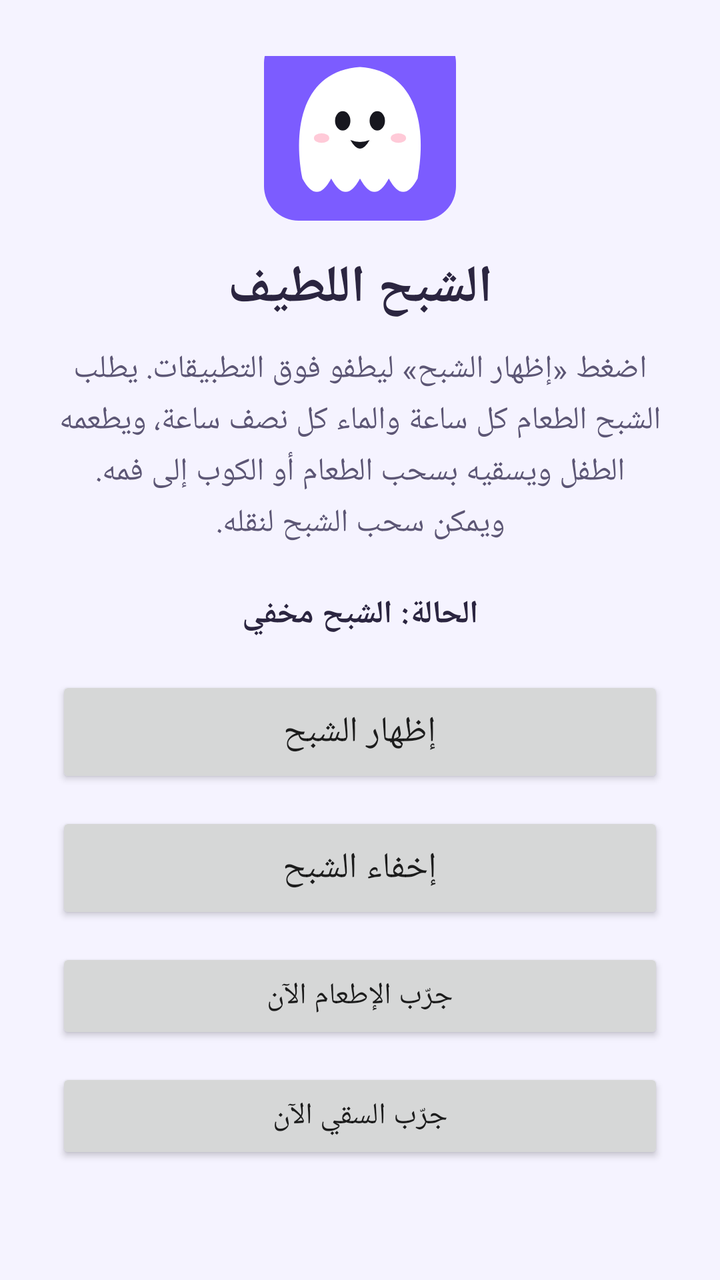
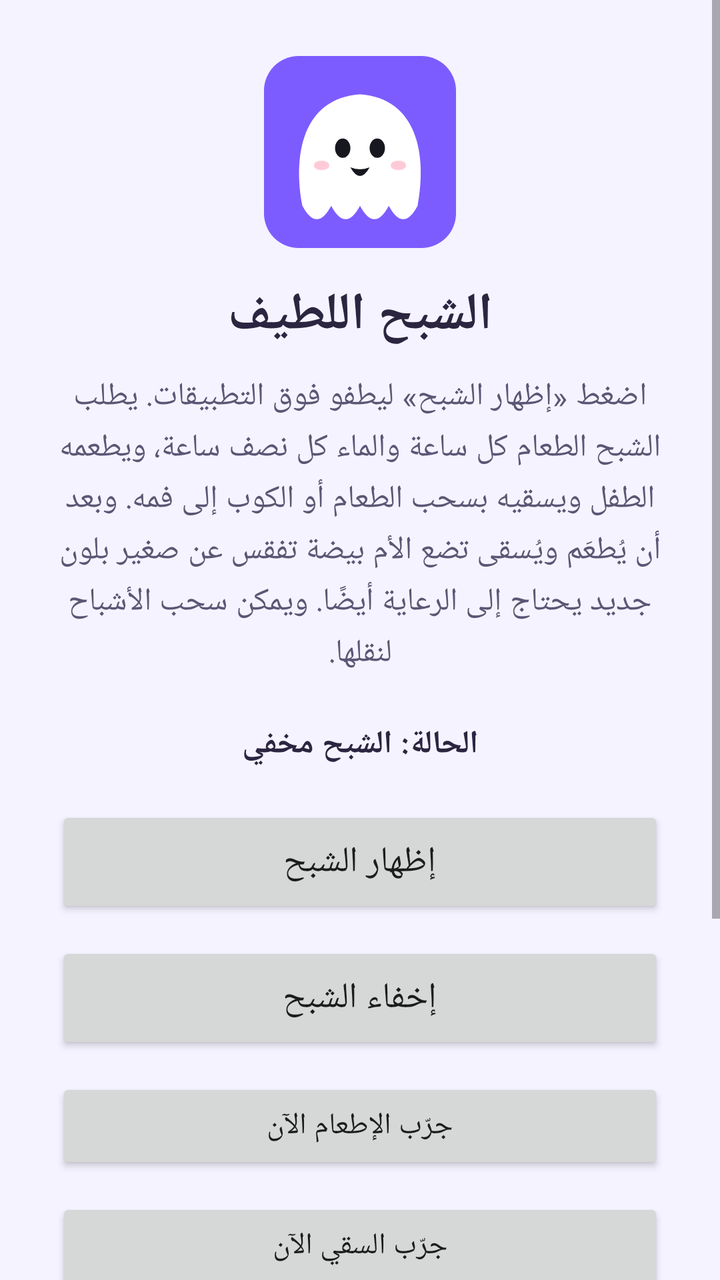

An Android layout rendered at two revisions. The XML below is the earlier revision; the diff shows what the commit changed to produce the second picture.
<!-- AndroidManifest.xml: application theme AppTheme -->
<!-- res/layout/activity_main.xml -->
<?xml version="1.0" encoding="utf-8"?>
<LinearLayout xmlns:android="http://schemas.android.com/apk/res/android"
    android:layout_width="match_parent"
    android:layout_height="match_parent"
    android:layoutDirection="rtl"
    android:gravity="center"
    android:orientation="vertical"
    android:padding="28dp">

    <ImageView
        android:layout_width="96dp"
        android:layout_height="96dp"
        android:importantForAccessibility="no"
        android:src="@drawable/ic_launcher" />

    <TextView
        android:layout_width="match_parent"
        android:layout_height="wrap_content"
        android:layout_marginTop="16dp"
        android:gravity="center"
        android:text="@string/main_title"
        android:textColor="@color/text_main"
        android:textSize="26sp"
        android:textStyle="bold" />

    <TextView
        android:layout_width="match_parent"
        android:layout_height="wrap_content"
        android:layout_marginTop="12dp"
        android:gravity="center"
        android:lineSpacingExtra="4dp"
        android:text="@string/main_description"
        android:textColor="@color/text_sub"
        android:textSize="16sp" />

    <TextView
        android:id="@+id/statusText"
        android:layout_width="match_parent"
        android:layout_height="wrap_content"
        android:layout_marginTop="24dp"
        android:gravity="center"
        android:text="@string/status_stopped"
        android:textColor="@color/text_main"
        android:textSize="16sp"
        android:textStyle="bold" />

    <Button
        android:id="@+id/showButton"
        android:layout_width="match_parent"
        android:layout_height="56dp"
        android:layout_marginTop="20dp"
        android:text="@string/show_ghost"
        android:textSize="18sp" />

    <Button
        android:id="@+id/hideButton"
        android:layout_width="match_parent"
        android:layout_height="56dp"
        android:layout_marginTop="12dp"
        android:text="@string/hide_ghost"
        android:textSize="18sp" />

    <Button
        android:id="@+id/feedButton"
        android:layout_width="match_parent"
        android:layout_height="48dp"
        android:layout_marginTop="12dp"
        android:text="@string/feed_now"
        android:textSize="15sp" />

    <Button
        android:id="@+id/drinkButton"
        android:layout_width="match_parent"
        android:layout_height="48dp"
        android:layout_marginTop="12dp"
        android:text="@string/drink_now"
        android:textSize="15sp" />

    <TextView
        android:id="@+id/privacyNote"
        android:layout_width="match_parent"
        android:layout_height="wrap_content"
        android:layout_marginTop="20dp"
        android:gravity="center"
        android:lineSpacingExtra="2dp"
        android:text="@string/main_privacy_note_local"
        android:textColor="@color/text_sub"
        android:textSize="12sp" />

    <TextView
        android:id="@+id/versionText"
        android:layout_width="match_parent"
        android:layout_height="wrap_content"
        android:layout_marginTop="24dp"
        android:gravity="center"
        android:textColor="@color/text_sub"
        android:textSize="13sp" />
</LinearLayout>
<!-- resources referenced by this layout -->
<resources>
  <color name="text_main">#2B2540</color>
  <color name="text_sub">#5C5675</color>
  <!-- drawable ic_launcher (drawable) -->
  <?xml version="1.0" encoding="utf-8"?>
  <vector xmlns:android="http://schemas.android.com/apk/res/android"
      android:width="108dp"
      android:height="108dp"
      android:viewportWidth="100"
      android:viewportHeight="100">
      <path
          android:fillColor="#7C5CFF"
          android:pathData="M18,0h64a18,18 0 0 1 18,18v64a18,18 0 0 1 -18,18h-64a18,18 0 0 1 -18,-18v-64a18,18 0 0 1 18,-18z" />
      <path
          android:fillColor="#FFFFFF"
          android:pathData="M20,78 C15,52 20,22 50,20 C80,22 85,52 80,78 Q72.5,92 65,78 Q57.5,92 50,78 Q42.5,92 35,78 Q27.5,92 20,78 Z" />
      <path
          android:fillColor="#17171F"
          android:pathData="M41,48 m-4,0 a4,5 0 1,0 8,0 a4,5 0 1,0 -8,0 M59,48 m-4,0 a4,5 0 1,0 8,0 a4,5 0 1,0 -8,0" />
      <path
          android:fillColor="#17171F"
          android:pathData="M45,58 Q50,60 55,58 Q50,67 45,58 Z" />
      <path
          android:fillColor="#FFB4C8"
          android:fillAlpha="0.7"
          android:pathData="M30,57 m-4,0 a4,2.5 0 1,0 8,0 a4,2.5 0 1,0 -8,0 M70,57 m-4,0 a4,2.5 0 1,0 8,0 a4,2.5 0 1,0 -8,0" />
  </vector>
  <string name="drink_now">جرّب السقي الآن</string>
  <string name="feed_now">جرّب الإطعام الآن</string>
  <string name="hide_ghost">إخفاء الشبح</string>
  <string name="main_description">اضغط «إظهار الشبح» ليطفو فوق التطبيقات. يطلب الشبح الطعام كل ساعة والماء كل نصف ساعة، ويطعمه الطفل ويسقيه بسحب الطعام أو الكوب إلى فمه. ويمكن سحب الشبح لنقله.</string>
  <string name="main_privacy_note_local">هذا التطبيق لا يستخدم الإنترنت ولا الميكروفون ولا يجمع أي بيانات.</string>
  <string name="main_title">الشبح اللطيف</string>
  <string name="show_ghost">إظهار الشبح</string>
  <string name="status_stopped">الحالة: الشبح مخفي</string>
  <style name="AppTheme" parent="android:Theme.Material.Light.NoActionBar">
          <item name="android:windowBackground">@color/screen_bg</item>
          <item name="android:statusBarColor">@color/screen_bg</item>
          <item name="android:navigationBarColor">@color/screen_bg</item>
          <item name="android:windowLightStatusBar">true</item>
      </style>
  <color name="screen_bg">#F5F3FF</color>
</resources>

<!-- the commit's change to res/layout/activity_main.xml (unified diff, before → after) -->
@@ -1,98 +1,148 @@
 <?xml version="1.0" encoding="utf-8"?>
-<LinearLayout xmlns:android="http://schemas.android.com/apk/res/android"
+<ScrollView xmlns:android="http://schemas.android.com/apk/res/android"
     android:layout_width="match_parent"
     android:layout_height="match_parent"
-    android:layoutDirection="rtl"
-    android:gravity="center"
-    android:orientation="vertical"
-    android:padding="28dp">
+    android:fillViewport="true">
 
-    <ImageView
-        android:layout_width="96dp"
-        android:layout_height="96dp"
-        android:importantForAccessibility="no"
-        android:src="@drawable/ic_launcher" />
-
-    <TextView
+    <LinearLayout
         android:layout_width="match_parent"
         android:layout_height="wrap_content"
-        android:layout_marginTop="16dp"
+        android:layoutDirection="rtl"
         android:gravity="center"
-        android:text="@string/main_title"
-        android:textColor="@color/text_main"
-        android:textSize="26sp"
-        android:textStyle="bold" />
+        android:orientation="vertical"
+        android:padding="28dp">
 
-    <TextView
-        android:layout_width="match_parent"
-        android:layout_height="wrap_content"
-        android:layout_marginTop="12dp"
-        android:gravity="center"
-        android:lineSpacingExtra="4dp"
-        android:text="@string/main_description"
-        android:textColor="@color/text_sub"
-        android:textSize="16sp" />
+        <ImageView
+            android:layout_width="96dp"
+            android:layout_height="96dp"
+            android:importantForAccessibility="no"
+            android:src="@drawable/ic_launcher" />
 
-    <TextView
-        android:id="@+id/statusText"
-        android:layout_width="match_parent"
-        android:layout_height="wrap_content"
-        android:layout_marginTop="24dp"
-        android:gravity="center"
-        android:text="@string/status_stopped"
-        android:textColor="@color/text_main"
-        android:textSize="16sp"
-        android:textStyle="bold" />
+        <TextView
+            android:layout_width="match_parent"
+            android:layout_height="wrap_content"
+            android:layout_marginTop="16dp"
+            android:gravity="center"
+            android:text="@string/main_title"
+            android:textColor="@color/text_main"
+            android:textSize="26sp"
+            android:textStyle="bold" />
 
-    <Button
-        android:id="@+id/showButton"
-        android:layout_width="match_parent"
-        android:layout_height="56dp"
-        android:layout_marginTop="20dp"
-        android:text="@string/show_ghost"
-        android:textSize="18sp" />
+        <TextView
+            android:layout_width="match_parent"
+            android:layout_height="wrap_content"
+            android:layout_marginTop="12dp"
+            android:gravity="center"
+            android:lineSpacingExtra="4dp"
+            android:text="@string/main_description"
+            android:textColor="@color/text_sub"
+            android:textSize="16sp" />
 
-    <Button
-        android:id="@+id/hideButton"
-        android:layout_width="match_parent"
-        android:layout_height="56dp"
-        android:layout_marginTop="12dp"
-        android:text="@string/hide_ghost"
-        android:textSize="18sp" />
+        <LinearLayout
+            android:id="@+id/updateBanner"
+            android:layout_width="match_parent"
+            android:layout_height="wrap_content"
+            android:layout_marginTop="20dp"
+            android:background="#FFF3CD"
+            android:orientation="vertical"
+            android:padding="14dp"
+            android:visibility="gone">
 
-    <Button
-        android:id="@+id/feedButton"
-        android:layout_width="match_parent"
-        android:layout_height="48dp"
-        android:layout_marginTop="12dp"
-        android:text="@string/feed_now"
-        android:textSize="15sp" />
+            <TextView
+                android:id="@+id/updateText"
+                android:layout_width="match_parent"
+                android:layout_height="wrap_content"
+                android:gravity="center"
+                android:textColor="@color/text_main"
+                android:textSize="16sp"
+                android:textStyle="bold" />
 
-    <Button
-        android:id="@+id/drinkButton"
-        android:layout_width="match_parent"
-        android:layout_height="48dp"
-        android:layout_marginTop="12dp"
-        android:text="@string/drink_now"
-        android:textSize="15sp" />
+            <Button
+                android:id="@+id/updateButton"
+                android:layout_width="match_parent"
+                android:layout_height="52dp"
+                android:layout_marginTop="10dp"
+                android:text="@string/update_download"
+                android:textSize="16sp" />
+        </LinearLayout>
 
-    <TextView
-        android:id="@+id/privacyNote"
-        android:layout_width="match_parent"
-        android:layout_height="wrap_content"
-        android:layout_marginTop="20dp"
-        android:gravity="center"
-        android:lineSpacingExtra="2dp"
-        android:text="@string/main_privacy_note_local"
-        android:textColor="@color/text_sub"
-        android:textSize="12sp" />
+        <TextView
+            android:id="@+id/statusText"
+            android:layout_width="match_parent"
+            android:layout_height="wrap_content"
+            android:layout_marginTop="24dp"
+            android:gravity="center"
+            android:text="@string/status_stopped"
+            android:textColor="@color/text_main"
+            android:textSize="16sp"
+            android:textStyle="bold" />
 
-    <TextView
-        android:id="@+id/versionText"
-        android:layout_width="match_parent"
-        android:layout_height="wrap_content"
-        android:layout_marginTop="24dp"
-        android:gravity="center"
-        android:textColor="@color/text_sub"
-        android:textSize="13sp" />
-</LinearLayout>
+        <Button
+            android:id="@+id/showButton"
+            android:layout_width="match_parent"
+            android:layout_height="56dp"
+            android:layout_marginTop="20dp"
+            android:text="@string/show_ghost"
+            android:textSize="18sp" />
+
+        <Button
+            android:id="@+id/hideButton"
+            android:layout_width="match_parent"
+            android:layout_height="56dp"
+            android:layout_marginTop="12dp"
+            android:text="@string/hide_ghost"
+            android:textSize="18sp" />
+
+        <Button
+            android:id="@+id/feedButton"
+            android:layout_width="match_parent"
+            android:layout_height="48dp"
+            android:layout_marginTop="12dp"
+            android:text="@string/feed_now"
+            android:textSize="15sp" />
+
+        <Button
+            android:id="@+id/drinkButton"
+            android:layout_width="match_parent"
+            android:layout_height="48dp"
+            android:layout_marginTop="12dp"
+            android:text="@string/drink_now"
+            android:textSize="15sp" />
+
+        <Button
+            android:id="@+id/eggButton"
+            android:layout_width="match_parent"
+            android:layout_height="48dp"
+            android:layout_marginTop="12dp"
+            android:text="@string/egg_now"
+            android:textSize="15sp" />
+
+        <Button
+            android:id="@+id/checkUpdateButton"
+            android:layout_width="match_parent"
+            android:layout_height="48dp"
+            android:layout_marginTop="12dp"
+            android:text="@string/update_check"
+            android:textSize="15sp" />
+
+        <TextView
+            android:id="@+id/privacyNote"
+            android:layout_width="match_parent"
+            android:layout_height="wrap_content"
+            android:layout_marginTop="20dp"
+            android:gravity="center"
+            android:lineSpacingExtra="2dp"
+            android:text="@string/main_privacy_note_local"
+            android:textColor="@color/text_sub"
+            android:textSize="12sp" />
+
+        <TextView
+            android:id="@+id/versionText"
+            android:layout_width="match_parent"
+            android:layout_height="wrap_content"
+            android:layout_marginTop="24dp"
+            android:gravity="center"
+            android:textColor="@color/text_sub"
+            android:textSize="13sp" />
+    </LinearLayout>
+</ScrollView>
<!-- resource entries referenced after the edit -->
@@ -27,13 +27,16 @@
           android:pathData="M30,57 m-4,0 a4,2.5 0 1,0 8,0 a4,2.5 0 1,0 -8,0 M70,57 m-4,0 a4,2.5 0 1,0 8,0 a4,2.5 0 1,0 -8,0" />
   </vector>
   <string name="drink_now">جرّب السقي الآن</string>
+  <string name="egg_now">جرّب البيضة (فقس سريع)</string>
   <string name="feed_now">جرّب الإطعام الآن</string>
   <string name="hide_ghost">إخفاء الشبح</string>
-  <string name="main_description">اضغط «إظهار الشبح» ليطفو فوق التطبيقات. يطلب الشبح الطعام كل ساعة والماء كل نصف ساعة، ويطعمه الطفل ويسقيه بسحب الطعام أو الكوب إلى فمه. ويمكن سحب الشبح لنقله.</string>
-  <string name="main_privacy_note_local">هذا التطبيق لا يستخدم الإنترنت ولا الميكروفون ولا يجمع أي بيانات.</string>
+  <string name="main_description">اضغط «إظهار الشبح» ليطفو فوق التطبيقات. يطلب الشبح الطعام كل ساعة والماء كل نصف ساعة، ويطعمه الطفل ويسقيه بسحب الطعام أو الكوب إلى فمه. وبعد أن يُطعَم ويُسقى تضع الأم بيضة تفقس عن صغير بلون جديد يحتاج إلى الرعاية أيضًا. ويمكن سحب الأشباح لنقلها.</string>
+  <string name="main_privacy_note_local">هذا التطبيق لا يستخدم الميكروفون ولا يجمع أي بيانات. يتصل بالإنترنت فقط للتحقق من وجود تحديث للتطبيق.</string>
   <string name="main_title">الشبح اللطيف</string>
   <string name="show_ghost">إظهار الشبح</string>
   <string name="status_stopped">الحالة: الشبح مخفي</string>
+  <string name="update_check">التحقق من وجود تحديث</string>
+  <string name="update_download">تحميل وتثبيت التحديث</string>
   <style name="AppTheme" parent="android:Theme.Material.Light.NoActionBar">
           <item name="android:windowBackground">@color/screen_bg</item>
           <item name="android:statusBarColor">@color/screen_bg</item>
